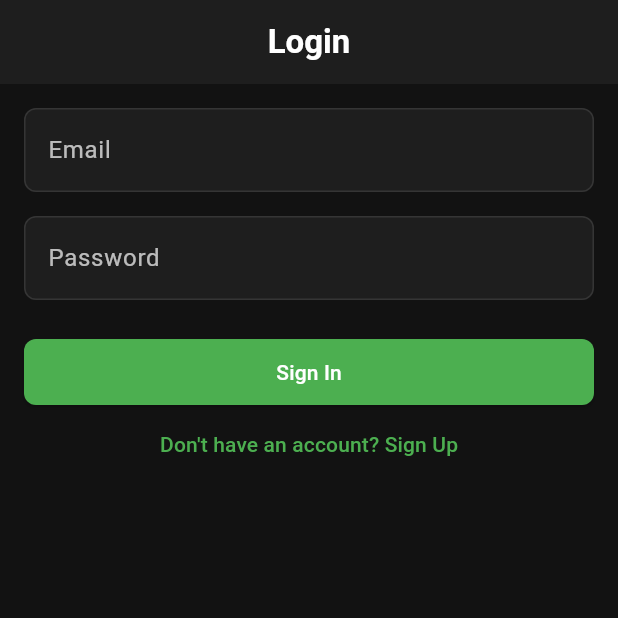
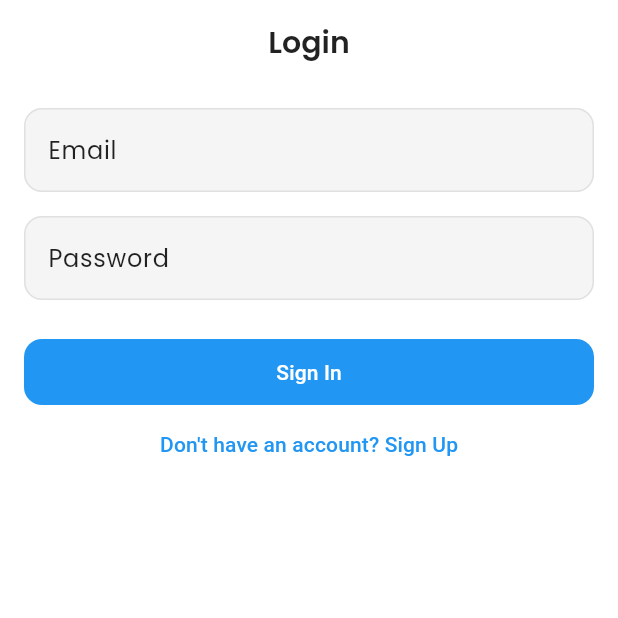
Before and after one commit to predictor47/Cointos, a Flutter app: the screen it shows after launch, on a phone screen of 412 x 824 dp, the top half of it. Run offline on Flutter 3.47's test engine with Material 3 defaults, Android fonts, the light colour scheme and no system bars; our stand-ins replace cloud_firestore, firebase_auth, firebase_core, fl_chart, flutter_fortune_wheel, google_fonts and 4 more; accounts and stored records are empty.

Commit message:
Theme changed

```diff
--- a/lib/main.dart
+++ b/lib/main.dart
@@ -1,5 +1,7 @@
 import 'package:flutter/material.dart';
 import 'package:firebase_core/firebase_core.dart';
+import 'package:myapp/screens/home_screen.dart';
+import 'package:myapp/screens/profile_screen.dart';
 import 'package:provider/provider.dart';
 import 'providers/auth_provider.dart';
 import 'screens/splash_screen.dart';
@@ -20,11 +22,20 @@ class MyApp extends StatelessWidget {
       create: (_) => AuthProvider(),
       child: MaterialApp(
         title: 'Cointos',
-        theme: AppTheme.darkTheme,
-        darkTheme: AppTheme.darkTheme,
-        themeMode: ThemeMode.dark, // Force dark mode
+        theme: UpgradedAppTheme.lightTheme, // Use the light theme
+        darkTheme: UpgradedAppTheme.darkTheme, // Use the dark theme
+        themeMode: ThemeMode.system, // Follow system theme
         home: const SplashScreen(),
         debugShowCheckedModeBanner: false, // Remove debug banner
+        routes: {
+          // Add custom routes for your screens
+          '/home': (context) => const HomeScreen(),
+          '/profile': (context) => ProfileScreen(),
+        },
+        navigatorObservers: [
+          // Add custom navigator observers to track navigation
+          RouteObserver<PageRoute>(),
+        ],
       ),
     );
   }
--- a/lib/theme.dart
+++ b/lib/theme.dart
@@ -1,14 +1,13 @@
 import 'package:flutter/material.dart';
+import 'package:google_fonts/google_fonts.dart';
 
-class AppTheme {
-  static const Color _primaryColor =
-      Color(0xFF4CAF50); // Green for growth and stability
-  static const Color _accentColor =
-      Color(0xFFFFA726); // Orange for enthusiasm and creativity
-  static const Color _backgroundColor = Color(0xFF121212); // Dark background
+class UpgradedAppTheme {
+  static const Color _primaryColor = Color(0xFF2196F3); // Material Blue
+  static const Color _accentColor = Color(0xFF03DAC6); // Material Teal
+  static const Color _backgroundColor = Color(0xFF121212); // Dark Background
   static const Color _surfaceColor =
-      Color(0xFF1E1E1E); // Slightly lighter surface
-  static const Color _errorColor = Color(0xFFCF6679); // Soft red for errors
+      Color(0xFF1E1E1E); // Slightly Lighter Surface
+  static const Color _errorColor = Color(0xFFCF6679); // Soft Red for Errors
 
   static ThemeData darkTheme = ThemeData(
     brightness: Brightness.dark,
@@ -20,10 +19,15 @@ class AppTheme {
       error: _errorColor,
     ),
     scaffoldBackgroundColor: _backgroundColor,
-    appBarTheme: const AppBarTheme(
+    appBarTheme: AppBarTheme(
       backgroundColor: _surfaceColor,
       elevation: 0,
       centerTitle: true,
+      titleTextStyle: GoogleFonts.poppins(
+        fontSize: 20,
+        fontWeight: FontWeight.w600,
+        color: Colors.white,
+      ),
     ),
     elevatedButtonTheme: ElevatedButtonThemeData(
       style: ElevatedButton.styleFrom(
@@ -31,8 +35,10 @@ class AppTheme {
         backgroundColor: _primaryColor,
         padding: const EdgeInsets.symmetric(horizontal: 16, vertical: 12),
         shape: RoundedRectangleBorder(
-          borderRadius: BorderRadius.circular(8),
+          borderRadius: BorderRadius.circular(12),
         ),
+        elevation: 0,
+        shadowColor: Colors.transparent,
       ),
     ),
     textButtonTheme: TextButtonThemeData(
@@ -44,42 +50,207 @@ class AppTheme {
       filled: true,
       fillColor: _surfaceColor,
       border: OutlineInputBorder(
-        borderRadius: BorderRadius.circular(8),
+        borderRadius: BorderRadius.circular(12),
         borderSide: BorderSide.none,
       ),
       enabledBorder: OutlineInputBorder(
-        borderRadius: BorderRadius.circular(8),
+        borderRadius: BorderRadius.circular(12),
         borderSide: const BorderSide(color: Colors.white10),
       ),
       focusedBorder: OutlineInputBorder(
-        borderRadius: BorderRadius.circular(8),
-        borderSide: const BorderSide(color: _primaryColor),
+        borderRadius: BorderRadius.circular(12),
+        borderSide: const BorderSide(color: _primaryColor, width: 2),
       ),
-      labelStyle: const TextStyle(color: Colors.white70),
-      hintStyle: const TextStyle(color: Colors.white30),
+      labelStyle: TextStyle(
+        color: Colors.white70,
+        fontFamily: GoogleFonts.poppins().fontFamily,
+      ),
+      hintStyle: TextStyle(
+        color: Colors.white38,
+        fontFamily: GoogleFonts.poppins().fontFamily,
+      ),
     ),
     cardTheme: CardTheme(
       color: _surfaceColor,
       shape: RoundedRectangleBorder(
-        borderRadius: BorderRadius.circular(12),
+        borderRadius: BorderRadius.circular(16),
       ),
-      elevation: 4,
+      elevation: 0,
+      shadowColor: Colors.transparent,
     ),
-    textTheme: const TextTheme(
-      headlineLarge:
-          TextStyle(color: Colors.white, fontWeight: FontWeight.bold),
-      headlineMedium:
-          TextStyle(color: Colors.white, fontWeight: FontWeight.bold),
-      titleLarge: TextStyle(color: Colors.white, fontWeight: FontWeight.w600),
-      bodyLarge: TextStyle(color: Colors.white70),
-      bodyMedium: TextStyle(color: Colors.white60),
+    textTheme: TextTheme(
+      headlineLarge: GoogleFonts.poppins(
+        fontSize: 32,
+        fontWeight: FontWeight.w700,
+        color: Colors.white,
+      ),
+      headlineMedium: GoogleFonts.poppins(
+        fontSize: 24,
+        fontWeight: FontWeight.w600,
+        color: Colors.white,
+      ),
+      titleLarge: GoogleFonts.poppins(
+        fontSize: 18,
+        fontWeight: FontWeight.w600,
+        color: Colors.white,
+      ),
+      bodyLarge: GoogleFonts.poppins(
+        fontSize: 16,
+        fontWeight: FontWeight.normal,
+        color: Colors.white70,
+      ),
+      bodyMedium: GoogleFonts.poppins(
+        fontSize: 14,
+        fontWeight: FontWeight.normal,
+        color: Colors.white60,
+      ),
     ),
     bottomNavigationBarTheme: const BottomNavigationBarThemeData(
       backgroundColor: _surfaceColor,
       selectedItemColor: _primaryColor,
       unselectedItemColor: Colors.white54,
+      elevation: 0,
+      type: BottomNavigationBarType.fixed,
+    ),
+    iconTheme: const IconThemeData(
+      color: Colors.white54,
+    ),
+    popupMenuTheme: PopupMenuThemeData(
+      color: _surfaceColor,
+      elevation: 8,
+      shape: RoundedRectangleBorder(
+        borderRadius: BorderRadius.circular(12),
+      ),
+    ),
+    dialogTheme: DialogTheme(
+      backgroundColor: _surfaceColor,
+      shape: RoundedRectangleBorder(
+        borderRadius: BorderRadius.circular(16),
+      ),
     ),
   );
 
-  // You can keep the lightTheme if needed, or remove it if your app is dark-mode only
+  static ThemeData lightTheme = ThemeData(
+    brightness: Brightness.light,
+    primaryColor: _primaryColor,
+    colorScheme: const ColorScheme.light(
+      primary: _primaryColor,
+      secondary: _accentColor,
+      surface: Colors.white,
+      error: _errorColor,
+    ),
+    scaffoldBackgroundColor: Colors.white,
+    appBarTheme: AppBarTheme(
+      backgroundColor: Colors.white,
+      elevation: 0,
+      centerTitle: true,
+      titleTextStyle: GoogleFonts.poppins(
+        fontSize: 20,
+        fontWeight: FontWeight.w600,
+        color: Colors.black87,
+      ),
+      iconTheme: const IconThemeData(
+        color: Colors.black87,
+      ),
+    ),
+    elevatedButtonTheme: ElevatedButtonThemeData(
+      style: ElevatedButton.styleFrom(
+        foregroundColor: Colors.white,
+        backgroundColor: _primaryColor,
+        padding: const EdgeInsets.symmetric(horizontal: 16, vertical: 12),
+        shape: RoundedRectangleBorder(
+          borderRadius: BorderRadius.circular(12),
+        ),
+        elevation: 0,
+        shadowColor: Colors.transparent,
+      ),
+    ),
+    textButtonTheme: TextButtonThemeData(
+      style: TextButton.styleFrom(
+        foregroundColor: _primaryColor,
+      ),
+    ),
+    inputDecorationTheme: InputDecorationTheme(
+      filled: true,
+      fillColor: const Color(0xFFF5F5F5),
+      border: OutlineInputBorder(
+        borderRadius: BorderRadius.circular(12),
+        borderSide: BorderSide.none,
+      ),
+      enabledBorder: OutlineInputBorder(
+        borderRadius: BorderRadius.circular(12),
+        borderSide: const BorderSide(color: Color(0xFFE0E0E0)),
+      ),
+      focusedBorder: OutlineInputBorder(
+        borderRadius: BorderRadius.circular(12),
+        borderSide: const BorderSide(color: _primaryColor, width: 2),
+      ),
+      labelStyle: TextStyle(
+        color: Colors.black87,
+        fontFamily: GoogleFonts.poppins().fontFamily,
+      ),
+      hintStyle: TextStyle(
+        color: Colors.black54,
+        fontFamily: GoogleFonts.poppins().fontFamily,
+      ),
+    ),
+    cardTheme: CardTheme(
+      color: Colors.white,
+      shape: RoundedRectangleBorder(
+        borderRadius: BorderRadius.circular(16),
+      ),
+      elevation: 4,
+      shadowColor: Colors.black12,
+    ),
+    textTheme: TextTheme(
+      headlineLarge: GoogleFonts.poppins(
+        fontSize: 32,
+        fontWeight: FontWeight.w700,
+        color: Colors.black87,
+      ),
+      headlineMedium: GoogleFonts.poppins(
+        fontSize: 24,
+        fontWeight: FontWeight.w600,
+        color: Colors.black87,
+      ),
+      titleLarge: GoogleFonts.poppins(
+        fontSize: 18,
+        fontWeight: FontWeight.w600,
+        color: Colors.black87,
+      ),
+      bodyLarge: GoogleFonts.poppins(
+        fontSize: 16,
+        fontWeight: FontWeight.normal,
+        color: Colors.black87,
+      ),
+      bodyMedium: GoogleFonts.poppins(
+        fontSize: 14,
+        fontWeight: FontWeight.normal,
+        color: Colors.black54,
+      ),
+    ),
+    bottomNavigationBarTheme: const BottomNavigationBarThemeData(
+      backgroundColor: Colors.white,
+      selectedItemColor: _primaryColor,
+      unselectedItemColor: Colors.black54,
+      elevation: 4,
+      type: BottomNavigationBarType.fixed,
+    ),
+    iconTheme: const IconThemeData(
+      color: Colors.black54,
+    ),
+    popupMenuTheme: PopupMenuThemeData(
+      color: Colors.white,
+      elevation: 8,
+      shape: RoundedRectangleBorder(
+        borderRadius: BorderRadius.circular(12),
+      ),
+    ),
+    dialogTheme: DialogTheme(
+      backgroundColor: Colors.white,
+      shape: RoundedRectangleBorder(
+        borderRadius: BorderRadius.circular(16),
+      ),
+    ),
+  );
 }
--- a/pubspec.yaml
+++ b/pubspec.yaml
@@ -42,6 +42,7 @@ dependencies:
   shared_preferences: ^2.3.2
   flutter_fortune_wheel: ^1.3.2
   logger: ^2.4.0
+  google_fonts: ^6.2.1
 
 
 
```
Also changed, not shown: pubspec.lock, 1 other file.
